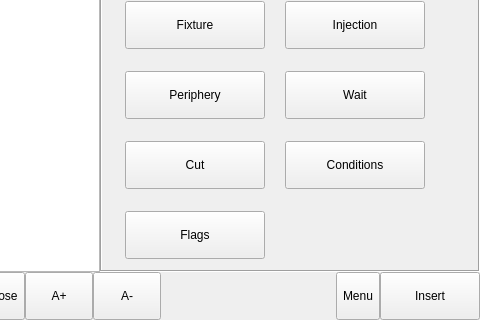
The window that hcinstruction/ichcinstructionpageframe.ui (GaussCheng/2-5AxisPunch) describes before a commit, drawn with Qt 5; both pictures show x 419 to 899 and y 82 to 402 of the 899 by 402 pixel window.
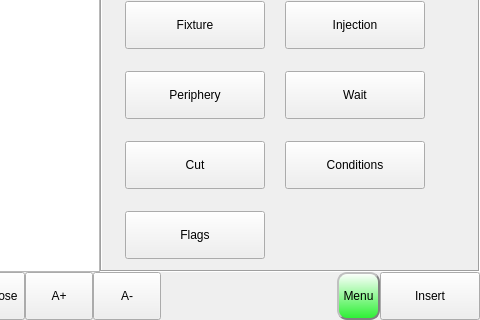
The same window after the commit. Icons and pictures are not drawn.

Diff of the .ui file:
```diff
--- a/hcinstruction/ichcinstructionpageframe.ui
+++ b/hcinstruction/ichcinstructionpageframe.ui
@@ -790,6 +790,20 @@
          <height>48</height>
         </size>
        </property>
+       <property name="styleSheet">
+        <string notr="true">#commandButton{
+     border-style: outset;
+     border-width: 2px;
+     border-radius: 10px;
+     border-color: gray;
+	background-color: qlineargradient(spread:pad, x1:1, y1:1, x2:1, y2:0, stop:0 rgba(42, 240, 50, 255), stop:1 rgba(255, 255, 255, 255));
+}
+#commandButton:pressed{
+     border-style: inset;
+	background-color: qlineargradient(spread:pad, x1:1, y1:0, x2:1, y2:1, stop:0 rgba(42, 240, 50, 255), stop:1 rgba(255, 255, 255, 255));
+
+}</string>
+       </property>
        <property name="text">
         <string>Menu</string>
        </property>
```
